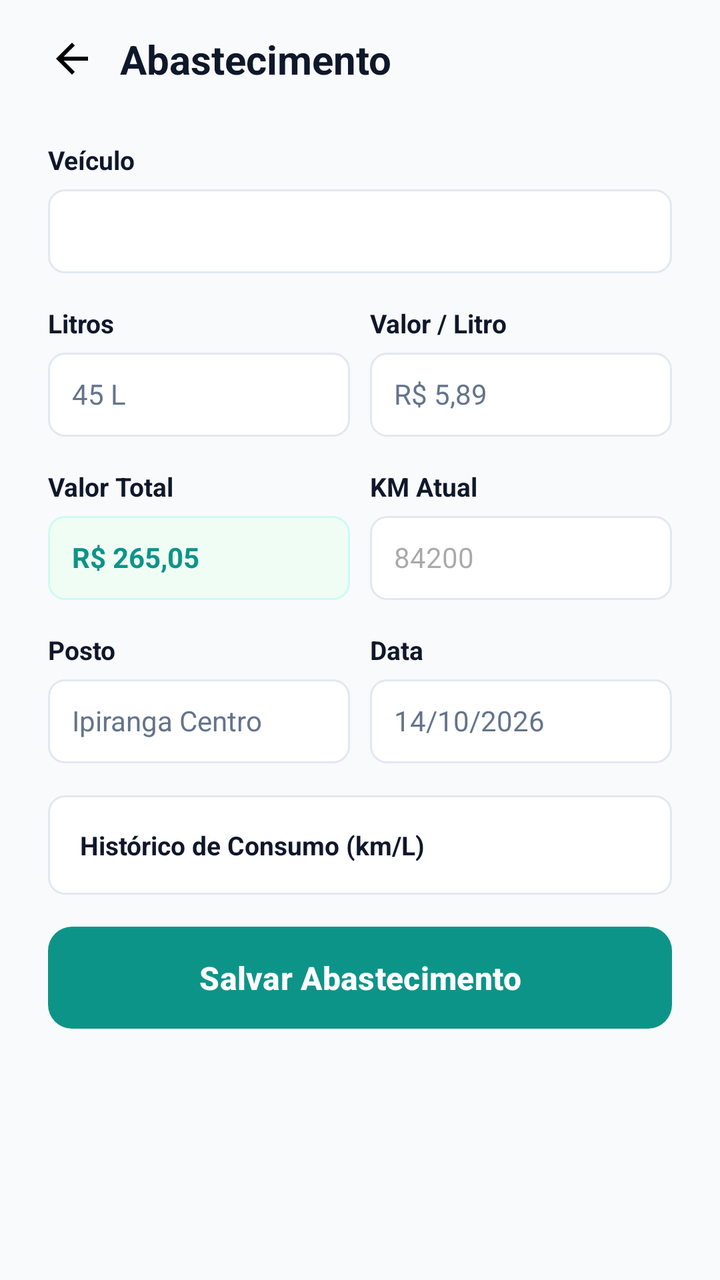
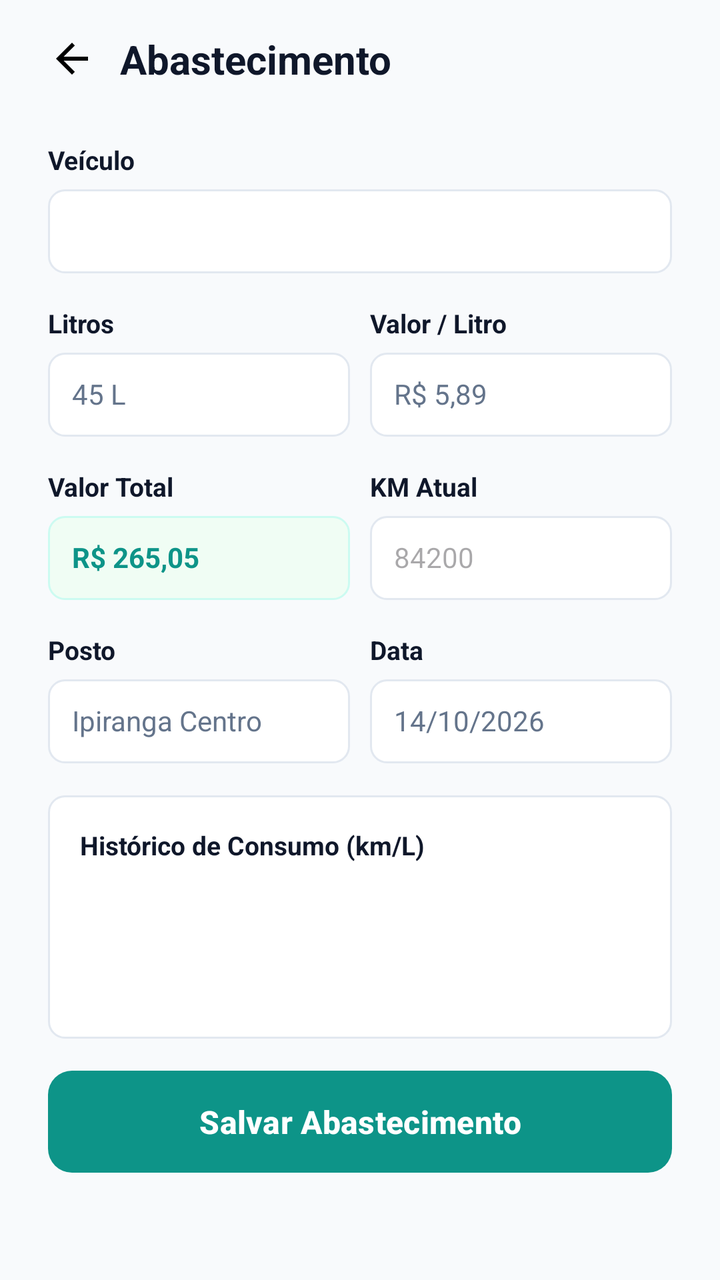

An Android layout rendered at two revisions. The XML below is the earlier revision; the diff shows what the commit changed to produce the second picture.
<!-- AndroidManifest.xml: application theme Theme.Virabraking -->
<!-- res/layout/activity_abastecimento.xml -->
<?xml version="1.0" encoding="utf-8"?>
<ScrollView xmlns:android="http://schemas.android.com/apk/res/android"
    xmlns:tools="http://schemas.android.com/tools"
    android:layout_width="match_parent"
    android:layout_height="match_parent"
    android:background="#f8fafc"
    android:fillViewport="true"
    android:paddingHorizontal="24dp"
    tools:context=".Abastecimento">

    <LinearLayout
        android:layout_width="match_parent"
        android:layout_height="wrap_content"
        android:orientation="vertical">

        <LinearLayout
            android:layout_width="match_parent"
            android:layout_height="wrap_content"
            android:gravity="center_vertical"
            android:paddingVertical="16dp">

            <ImageButton
                android:id="@+id/iBtnVoltar"
                android:layout_width="wrap_content"
                android:layout_height="wrap_content"
                android:layout_marginRight="12dp"
                android:background="#f8fafc"
                android:padding="0dp"
                android:src="@drawable/vetor_seta_voltar" />

            <TextView
                android:layout_width="0dp"
                android:layout_height="wrap_content"
                android:layout_weight="1"
                android:text="Abastecimento"
                android:textColor="#0F172A"
                android:textSize="20sp"
                android:textStyle="bold" />
        </LinearLayout>

        <LinearLayout
            android:layout_width="match_parent"
            android:layout_height="wrap_content"
            android:orientation="vertical"
            android:paddingVertical="12dp">

            <TextView
                android:layout_width="match_parent"
                android:layout_height="wrap_content"
                android:layout_marginBottom="6dp"
                android:text="Veículo"
                android:textColor="#0F172A"
                android:textSize="13sp"
                android:textStyle="bold" />

            <Spinner
                android:id="@+id/spVeiculo"
                android:layout_width="match_parent"
                android:layout_height="42dp"
                android:layout_marginBottom="16dp"
                android:background="@drawable/bg_branco_arredondado_com_borda"
                android:paddingHorizontal="4dp" />

            <LinearLayout
                android:layout_width="match_parent"
                android:layout_height="wrap_content"
                android:layout_marginBottom="16dp"
                android:divider="@drawable/gap"
                android:orientation="horizontal"
                android:showDividers="middle">

                <LinearLayout
                    android:layout_width="0dp"
                    android:layout_height="wrap_content"
                    android:layout_weight="1"
                    android:orientation="vertical">

                    <TextView
                        android:layout_width="match_parent"
                        android:layout_height="wrap_content"
                        android:layout_marginBottom="6dp"
                        android:text="Litros"
                        android:textColor="#0F172A"
                        android:textSize="13sp"
                        android:textStyle="bold" />

                    <EditText
                        android:id="@+id/etLitros"
                        android:layout_width="match_parent"
                        android:layout_height="42dp"
                        android:background="@drawable/bg_branco_arredondado_com_borda"
                        android:digits="0123456789.,"
                        android:hint="45 L"
                        android:inputType="numberDecimal"
                        android:padding="12dp"
                        android:textColor="#0F172A"
                        android:textColorHint="#64748b"
                        android:textSize="14sp" />
                </LinearLayout>

                <LinearLayout
                    android:layout_width="0dp"
                    android:layout_height="wrap_content"
                    android:layout_weight="1"
                    android:orientation="vertical">

                    <TextView
                        android:layout_width="match_parent"
                        android:layout_height="wrap_content"
                        android:layout_marginBottom="6dp"
                        android:text="Valor / Litro"
                        android:textColor="#0F172A"
                        android:textSize="13sp"
                        android:textStyle="bold" />

                    <EditText
                        android:id="@+id/etValorLitro"
                        android:layout_width="match_parent"
                        android:layout_height="42dp"
                        android:background="@drawable/bg_branco_arredondado_com_borda"
                        android:digits="0123456789.,"
                        android:hint="R$ 5,89"
                        android:inputType="numberDecimal"
                        android:padding="12dp"
                        android:textColor="#0F172A"
                        android:textColorHint="#64748b"
                        android:textSize="14sp" />
                </LinearLayout>
            </LinearLayout>

            <LinearLayout
                android:layout_width="match_parent"
                android:layout_height="wrap_content"
                android:layout_marginBottom="16dp"
                android:divider="@drawable/gap"
                android:orientation="horizontal"
                android:showDividers="middle">

                <LinearLayout
                    android:layout_width="0dp"
                    android:layout_height="wrap_content"
                    android:layout_weight="1"
                    android:orientation="vertical">

                    <TextView
                        android:layout_width="match_parent"
                        android:layout_height="wrap_content"
                        android:layout_marginBottom="6dp"
                        android:text="Valor Total"
                        android:textColor="#0F172A"
                        android:textSize="13sp"
                        android:textStyle="bold" />

                    <EditText
                        android:id="@+id/etValorTotal"
                        android:layout_width="match_parent"
                        android:layout_height="42dp"
                        android:background="@drawable/bg_verde_claro_arredondado_com_borda"
                        android:digits="0123456789.,"
                        android:hint="R$ 265,05"
                        android:inputType="numberDecimal"
                        android:padding="12dp"
                        android:textColor="#0d9488"
                        android:textColorHint="#0d9488"
                        android:textSize="14sp"
                        android:textStyle="bold" />
                </LinearLayout>

                <LinearLayout
                    android:layout_width="0dp"
                    android:layout_height="wrap_content"
                    android:layout_weight="1"
                    android:orientation="vertical">

                    <TextView
                        android:layout_width="match_parent"
                        android:layout_height="wrap_content"
                        android:layout_marginBottom="6dp"
                        android:text="KM Atual"
                        android:textColor="#0F172A"
                        android:textSize="13sp"
                        android:textStyle="bold" />

                    <EditText
                        android:id="@+id/etKm"
                        android:layout_width="match_parent"
                        android:layout_height="42dp"
                        android:background="@drawable/bg_branco_arredondado_com_borda"
                        android:hint="84200"
                        android:enabled="false"
                        android:inputType="number"
                        android:padding="12dp"
                        android:textSize="14sp" />
                </LinearLayout>
            </LinearLayout>

            <LinearLayout
                android:layout_width="match_parent"
                android:layout_height="wrap_content"
                android:layout_marginBottom="16dp"
                android:divider="@drawable/gap"
                android:orientation="horizontal"
                android:showDividers="middle">

                <LinearLayout
                    android:layout_width="0dp"
                    android:layout_height="wrap_content"
                    android:layout_weight="1"
                    android:orientation="vertical">

                    <TextView
                        android:layout_width="match_parent"
                        android:layout_height="wrap_content"
                        android:layout_marginBottom="6dp"
                        android:text="Posto"
                        android:textColor="#0F172A"
                        android:textSize="13sp"
                        android:textStyle="bold" />

                    <EditText
                        android:id="@+id/etPosto"
                        android:layout_width="match_parent"
                        android:layout_height="42dp"
                        android:background="@drawable/bg_branco_arredondado_com_borda"
                        android:hint="Ipiranga Centro"
                        android:inputType="textCapWords"
                        android:padding="12dp"
                        android:textColor="#0F172A"
                        android:textColorHint="#64748b"
                        android:textSize="14sp" />
                </LinearLayout>

                <LinearLayout
                    android:layout_width="0dp"
                    android:layout_height="wrap_content"
                    android:layout_weight="1"
                    android:orientation="vertical">

                    <TextView
                        android:layout_width="match_parent"
                        android:layout_height="wrap_content"
                        android:layout_marginBottom="6dp"
                        android:text="Data"
                        android:textColor="#0F172A"
                        android:textSize="13sp"
                        android:textStyle="bold" />

                    <EditText
                        android:id="@+id/etData"
                        android:layout_width="match_parent"
                        android:layout_height="42dp"
                        android:background="@drawable/bg_branco_arredondado_com_borda"
                        android:clickable="true"
                        android:focusable="false"
                        android:hint="14/10/2026"
                        android:inputType="none"
                        android:padding="12dp"
                        android:textColor="#0F172A"
                        android:textColorHint="#64748b"
                        android:textSize="14sp" />
                </LinearLayout>
            </LinearLayout>

            <LinearLayout
                android:layout_width="match_parent"
                android:layout_height="wrap_content"
                android:layout_marginBottom="16dp"
                android:background="@drawable/bg_branco_arredondado_com_borda"
                android:padding="16dp">

                <TextView
                    android:layout_width="match_parent"
                    android:layout_height="wrap_content"
                    android:text="Histórico de Consumo (km/L)"
                    android:textColor="#0f172a"
                    android:textSize="13sp"
                    android:textStyle="bold" />
            </LinearLayout>

            <Button
                android:id="@+id/btnSalvarAbastecimento"
                android:layout_width="match_parent"
                android:layout_height="51dp"
                android:background="@drawable/btn_borda_arredondada"
                android:text="Salvar Abastecimento"
                android:textColor="#ffffff"
                android:textSize="16sp"
                android:textStyle="bold" />
        </LinearLayout>
    </LinearLayout>
</ScrollView>
<!-- resources referenced by this layout -->
<resources>
  <!-- drawable bg_branco_arredondado_com_borda (drawable) -->
  <?xml version="1.0" encoding="utf-8"?>
  <shape xmlns:android="http://schemas.android.com/apk/res/android"
      android:shape="rectangle">
  
      <solid android:color="#ffffff" />
      <stroke
          android:width="1dp"
          android:color="#e2e8f0" />
  
      <corners android:radius="8dp" />
  
  </shape>
  <!-- drawable bg_verde_claro_arredondado_com_borda (drawable) -->
  <?xml version="1.0" encoding="utf-8"?>
  <shape xmlns:android="http://schemas.android.com/apk/res/android"
      android:shape="rectangle">
  
      <solid android:color="#f0fdf4" />
      <stroke
          android:width="1dp"
          android:color="#ccfbf1" />
  
      <corners android:radius="8dp" />
  
  </shape>
  <!-- drawable btn_borda_arredondada (drawable) -->
  <?xml version="1.0" encoding="utf-8"?>
  <shape xmlns:android="http://schemas.android.com/apk/res/android">
  
      <corners android:radius="12dp" />
  </shape>
  <!-- drawable gap (drawable) -->
  <?xml version="1.0" encoding="utf-8"?>
  <shape xmlns:android="http://schemas.android.com/apk/res/android">
      <size android:height="10dp" android:width="10dp" />
      <solid android:color="@android:color/transparent" />
  </shape>
  <!-- drawable vetor_seta_voltar (drawable) -->
  <vector android:autoMirrored="true" android:height="24dp"
      android:tint="#000000" android:viewportHeight="24"
      android:viewportWidth="24" android:width="24dp" xmlns:android="http://schemas.android.com/apk/res/android">
      <path android:fillColor="@android:color/white" android:pathData="M20,11H7.83l5.59,-5.59L12,4l-8,8 8,8 1.41,-1.41L7.83,13H20v-2z"/>
  </vector>
  <style name="Theme.Virabraking" parent="Base.Theme.Virabraking" />
  <style name="Base.Theme.Virabraking" parent="Theme.Material3.DayNight.NoActionBar">
          
          <item name="colorPrimary">#0d9488</item>
      </style>
</resources>

<!-- the commit's change to res/layout/activity_abastecimento.xml (unified diff, before → after) -->
@@ -187,7 +187,7 @@
                         android:layout_height="42dp"
                         android:background="@drawable/bg_branco_arredondado_com_borda"
                         android:hint="84200"
-                        android:enabled="false"
+                        android:textColor="#0f172a"
                         android:inputType="number"
                         android:padding="12dp"
                         android:textSize="14sp" />
@@ -264,6 +264,7 @@
             <LinearLayout
                 android:layout_width="match_parent"
                 android:layout_height="wrap_content"
+                android:orientation="vertical"
                 android:layout_marginBottom="16dp"
                 android:background="@drawable/bg_branco_arredondado_com_borda"
                 android:padding="16dp">
@@ -275,6 +276,24 @@
                     android:textColor="#0f172a"
                     android:textSize="13sp"
                     android:textStyle="bold" />
+
+                <TextView
+                    android:id="@+id/tvSemHistoricoConsumo"
+                    android:layout_width="match_parent"
+                    android:layout_height="wrap_content"
+                    android:gravity="center"
+                    android:paddingVertical="12dp"
+                    android:text="Registre pelo menos 2 abastecimentos para ver a média."
+                    android:textColor="#64748B"
+                    android:textSize="12sp"
+                    android:visibility="gone" />
+
+                <LinearLayout
+                    android:id="@+id/llBarrasConsumo"
+                    android:layout_width="match_parent"
+                    android:layout_height="72dp"
+                    android:gravity="bottom"
+                    android:orientation="horizontal" />
             </LinearLayout>
 
             <Button
